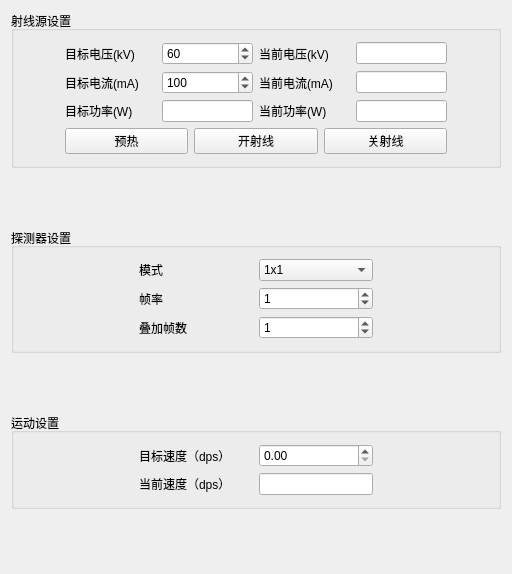
The window that RayimDR/UI/CommonConfigUI.ui (wangyunfu1996/RayimDR) describes before a commit, drawn with Qt 5.
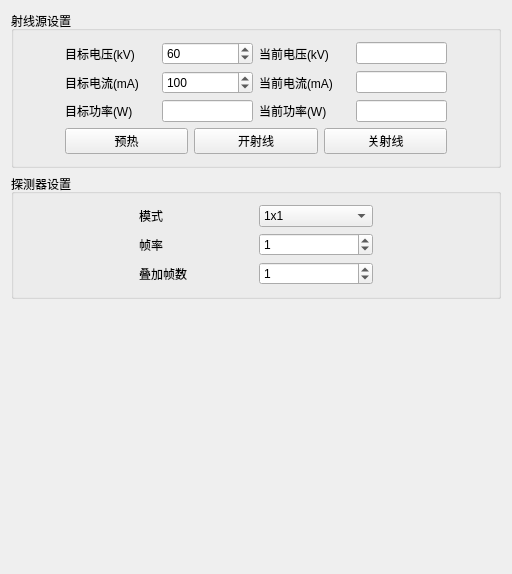
The same window after the commit. Custom widgets are drawn as their Qt base class.

Commit message: 删除运动控制

What changed in the file:
```diff
--- a/RayimDR/UI/CommonConfigUI.ui
+++ b/RayimDR/UI/CommonConfigUI.ui
@@ -148,19 +148,6 @@
      </layout>
     </widget>
    </item>
-   <item>
-    <spacer name="verticalSpacer_2">
-     <property name="orientation">
-      <enum>Qt::Vertical</enum>
-     </property>
-     <property name="sizeHint" stdset="0">
-      <size>
-       <width>20</width>
-       <height>40</height>
-      </size>
-     </property>
-    </spacer>
-   </item>
    <item>
     <widget class="QGroupBox" name="groupBox_2">
      <property name="title">
@@ -268,74 +255,6 @@
      </property>
     </spacer>
    </item>
-   <item>
-    <widget class="QGroupBox" name="groupBox_3">
-     <property name="title">
-      <string>运动设置</string>
-     </property>
-     <layout class="QGridLayout" name="gridLayout_2" columnstretch="1,1,1,1">
-      <item row="0" column="0">
-       <spacer name="horizontalSpacer_3">
-        <property name="orientation">
-         <enum>Qt::Horizontal</enum>
-        </property>
-        <property name="sizeHint" stdset="0">
-         <size>
-          <width>40</width>
-          <height>20</height>
-         </size>
-        </property>
-       </spacer>
-      </item>
-      <item row="0" column="1">
-       <widget class="ElaText" name="label_11">
-        <property name="text">
-         <string>目标速度（dps）</string>
-        </property>
-       </widget>
-      </item>
-      <item row="1" column="2">
-       <widget class="ElaLineEdit" name="lineEdit"/>
-      </item>
-      <item row="1" column="1">
-       <widget class="ElaText" name="label_10">
-        <property name="text">
-         <string>当前速度（dps）</string>
-        </property>
-       </widget>
-      </item>
-      <item row="0" column="3">
-       <spacer name="horizontalSpacer_4">
-        <property name="orientation">
-         <enum>Qt::Horizontal</enum>
-        </property>
-        <property name="sizeHint" stdset="0">
-         <size>
-          <width>40</width>
-          <height>20</height>
-         </size>
-        </property>
-       </spacer>
-      </item>
-      <item row="0" column="2">
-       <widget class="ElaDoubleSpinBox" name="doubleSpinBox_targetSpeed"/>
-      </item>
-     </layout>
-    </widget>
-   </item>
-   <item>
-    <spacer name="verticalSpacer">
-     <property name="orientation">
-      <enum>Qt::Vertical</enum>
-     </property>
-     <property name="sizeHint" stdset="0">
-      <size>
-       <width>20</width>
-       <height>40</height>
-      </size>
-     </property>
-    </spacer>
-   </item>
   </layout>
  </widget>
  <layoutdefault spacing="6" margin="11"/>
@@ -365,11 +284,6 @@
    <extends>QComboBox</extends>
    <header>ElaComboBox.h</header>
   </customwidget>
-  <customwidget>
-   <class>ElaDoubleSpinBox</class>
-   <extends>QDoubleSpinBox</extends>
-   <header>ElaDoubleSpinBox.h</header>
-  </customwidget>
  </customwidgets>
  <resources/>
  <connections/>
```
The commit also changes 7 other files.
